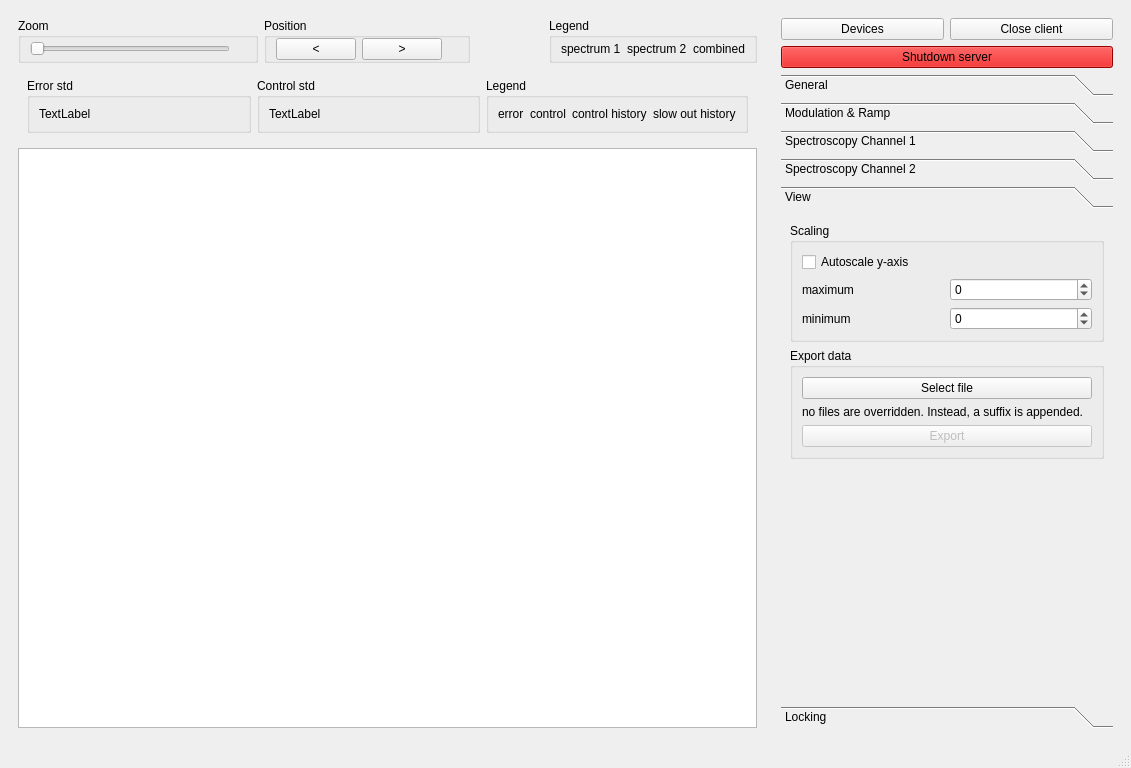
The window that linien/client/ui/main_window.ui (linien-org/linien) describes before a commit, drawn with Qt 5.
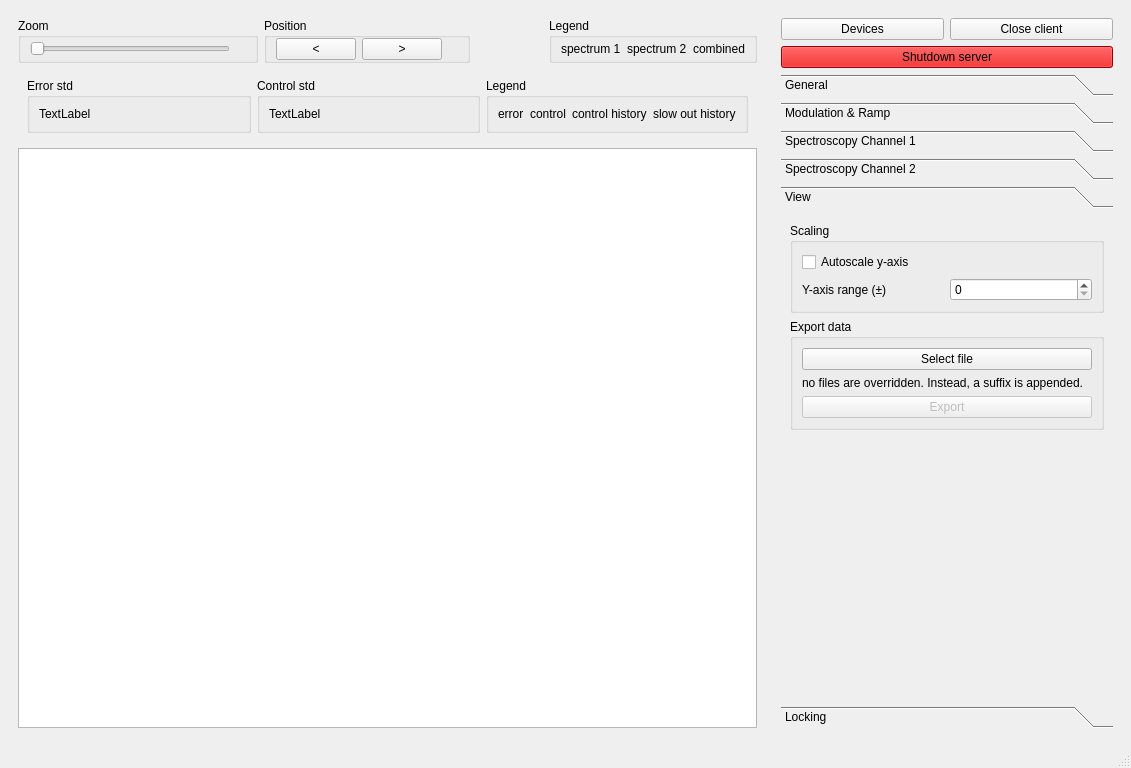
The same window after the commit. Custom widgets are drawn as their Qt base class.

Patch:
```diff
--- a/linien/client/ui/main_window.ui
+++ b/linien/client/ui/main_window.ui
@@ -1592,41 +1592,14 @@
                 <item>
                  <widget class="QLabel" name="label_13">
                   <property name="text">
-                   <string>maximum</string>
+                   <string>Y-axis range (±)</string>
                   </property>
                  </widget>
                 </item>
                 <item>
                  <widget class="QSpinBox" name="y_axis_maximum">
                   <property name="minimum">
-                   <number>-8192</number>
-                  </property>
-                  <property name="maximum">
-                   <number>8192</number>
-                  </property>
-                  <property name="singleStep">
-                   <number>100</number>
-                  </property>
-                  <property name="stepType">
-                   <enum>QAbstractSpinBox::AdaptiveDecimalStepType</enum>
-                  </property>
-                 </widget>
-                </item>
-               </layout>
-              </item>
-              <item>
-               <layout class="QHBoxLayout" name="horizontalLayout_14">
-                <item>
-                 <widget class="QLabel" name="label_12">
-                  <property name="text">
-                   <string>minimum</string>
-                  </property>
-                 </widget>
-                </item>
-                <item>
-                 <widget class="QSpinBox" name="y_axis_minimum">
-                  <property name="minimum">
-                   <number>-8192</number>
+                   <number>0</number>
                   </property>
                   <property name="maximum">
                    <number>8192</number>
```
Left out of the diff: 14 changed lines with no effect on the pictures.
